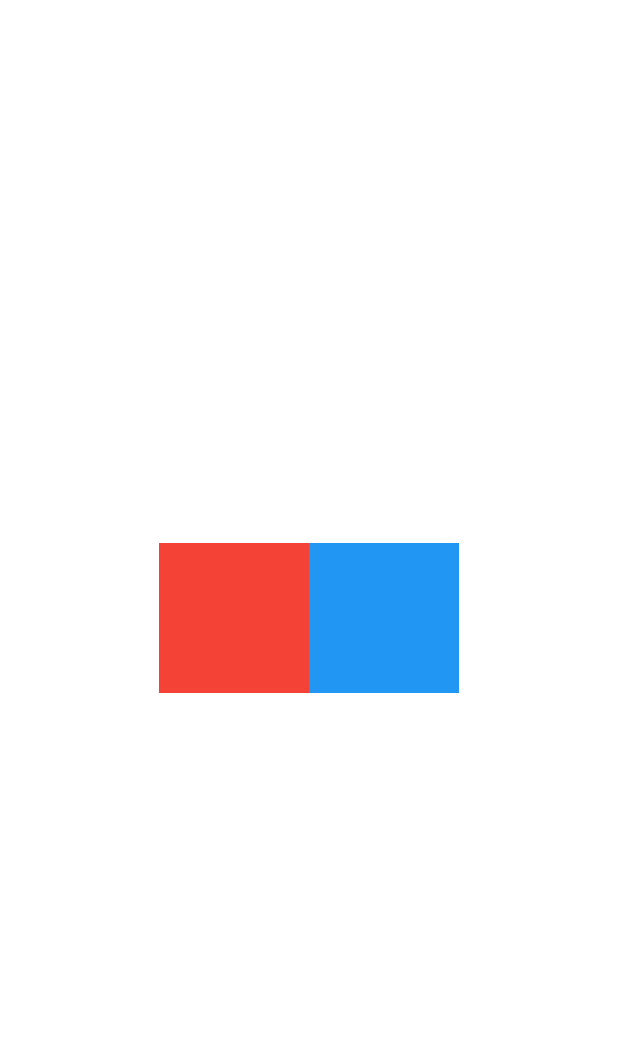
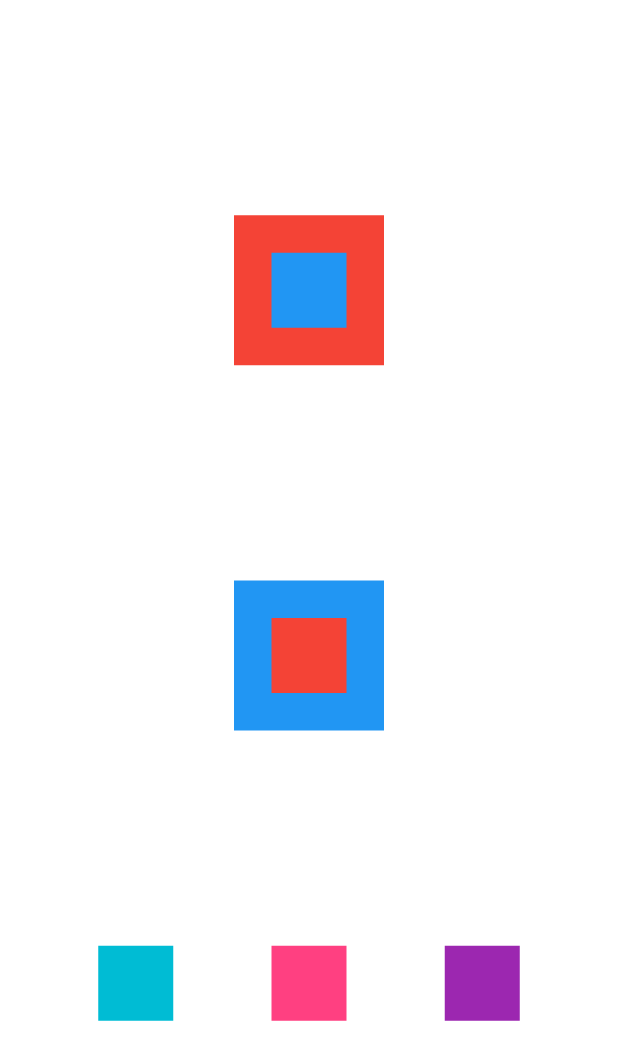
Before and after one commit to GuilhermeTantulli/Mobile-Development, a Flutter app: the screen it shows after launch, on a phone screen of 412 x 824 dp. Shown: the top 1060 px of the screen. Run offline on Flutter 3.47's test engine with Material 3 defaults, Android fonts, the phone set to English and light mode, and no system bars.

Commit message:
Implemented: Containers & Stacks inside Rows and Columns altogether

```diff
--- a/aula_1_widgets/lib/main.dart
+++ b/aula_1_widgets/lib/main.dart
@@ -11,22 +11,36 @@
   Widget build(BuildContext context) {
     return MaterialApp(
       title: 'Flutter',
-      home: Row(
-        mainAxisAlignment: MainAxisAlignment.center,
+      home: Column(
+        mainAxisAlignment: MainAxisAlignment.spaceEvenly,
         crossAxisAlignment: CrossAxisAlignment.center,
         children: [
-          Container(
-            color: Colors.red,
-            width: 100,
-            height: 100,
-            ),
-          Container(
-            color: Colors.blue,
-            width: 100,
-            height: 100,
-            ),
+          Stack(
+            alignment: Alignment.center,
+            children: [
+              Container(color: Colors.red, width: 100, height: 100, ),
+              Container(color: Colors.blue, width: 50, height: 50, ),
+            ],
+          ),
+          Stack(
+            alignment: Alignment.center,
+            children: [
+              Container(color: Colors.blue, width: 100, height: 100, ),
+              Container(color: Colors.red, width: 50, height: 50, ),
+            ],
+          ),
+          Row(
+            mainAxisAlignment: MainAxisAlignment.spaceEvenly,
+            crossAxisAlignment: CrossAxisAlignment.center,
+            children: [
+              Container(color: Colors.cyan, height: 50, width: 50, ),
+              Container(color: Colors.pinkAccent, height: 50, width: 50, ),
+              Container(color: Colors.purple, height: 50, width: 50, ),
+            ],
+            )
         ],
       ),
+
     );
   }
 }
```
